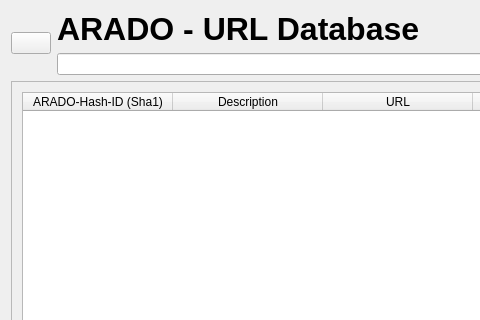
Above: ui/url-display.ui from berndhs/arado before the change; both pictures show x 0 to 480 and y 0 to 320 of the 800 by 548 pixel window. Below: the same form after it.
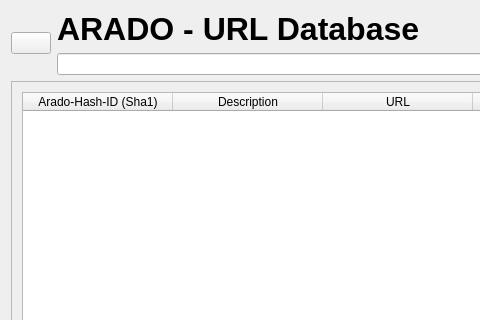
That is the form after the change. Icons and pictures are not drawn.

Commit message: no capitals for Arado

What changed in the file:
```diff
--- a/ui/url-display.ui
+++ b/ui/url-display.ui
@@ -139,7 +139,7 @@
        </attribute>
        <column>
         <property name="text">
-         <string>ARADO-Hash-ID (Sha1)</string>
+         <string>Arado-Hash-ID (Sha1)</string>
         </property>
        </column>
        <column>
```
Left out of the diff: 2 changed lines with no effect on the pictures. The commit also changes 2 other files.
